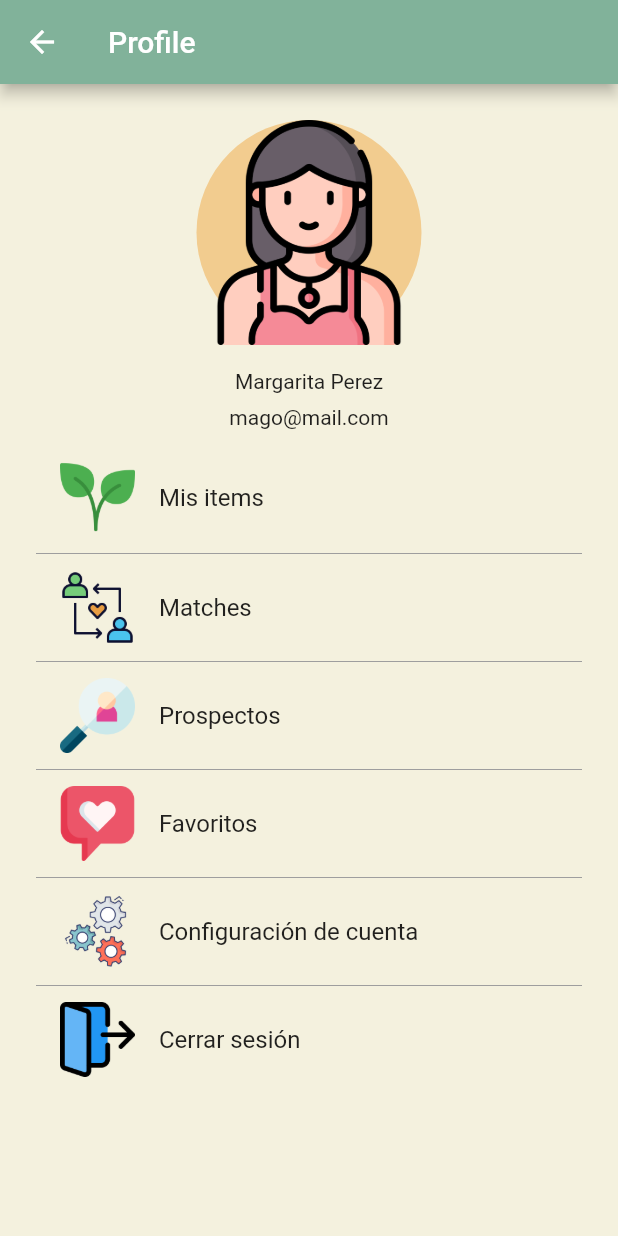
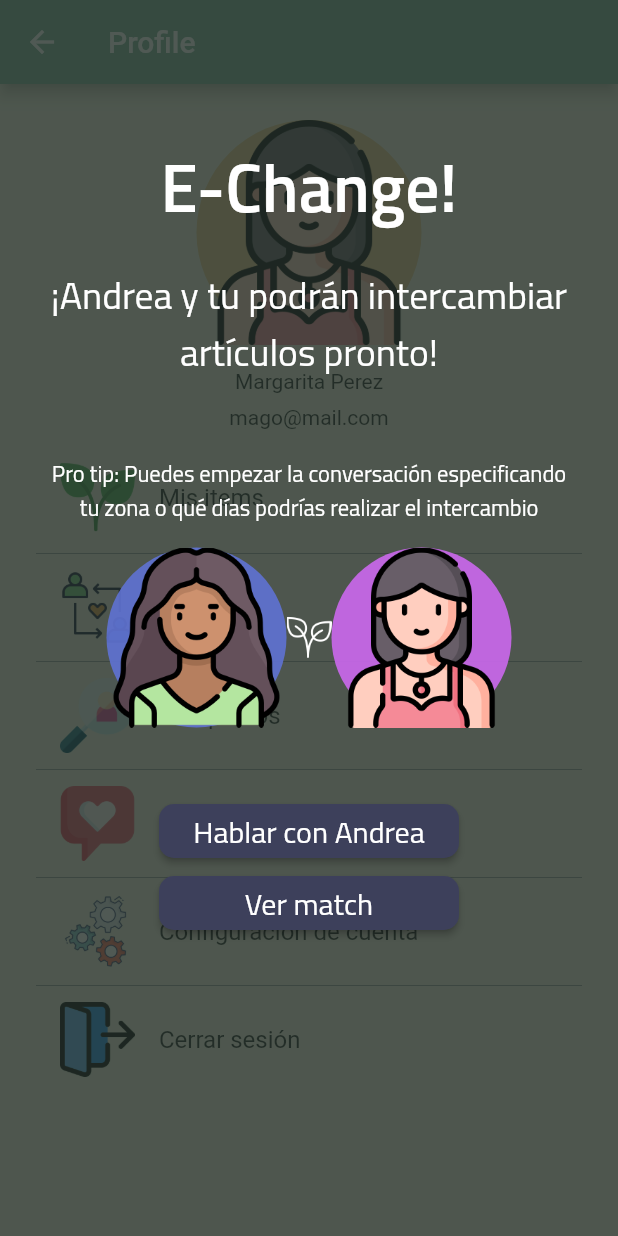
Before and after one commit to DarioAle/echange, a Flutter app: the Profile screen opened directly, after a tap on "Matches", on a phone screen of 412 x 824 dp. Run offline on Flutter 3.47's test engine with Material 2 defaults, Android fonts, the light colour scheme and no system bars; our stand-ins replace auth_buttons, splashscreen.

Commit message:
Adding match notification as cusom alert dialog

```diff
--- a/lib/main.dart
+++ b/lib/main.dart
@@ -19,21 +19,19 @@ class MyApp extends StatelessWidget {
                 headline1: TextStyle(fontFamily: "Titillium Web Semibold"))),
         // DEV-only
         // home: Home(),
-        home: MatchNotification()
-        // home: new SplashScreen(
-        //   seconds: 5,
-        //   title: Text(
-        //     "E-change!",
-        //     style: TextStyle(color: Colors.white, fontSize: 50),
-        //   ),
-        //   image: Image(
-        //     image: AssetImage('assets/images/plant.png'),
-        //     height: 200,
-        //   ),
-        //   navigateAfterSeconds: Identity(),
-        //   photoSize: 200,
-        //   backgroundColor: Color.fromRGBO(129, 178, 154, 1.0),
-        // )
-        );
+        home: new SplashScreen(
+          seconds: 5,
+          title: Text(
+            "E-change!",
+            style: TextStyle(color: Colors.white, fontSize: 50),
+          ),
+          image: Image(
+            image: AssetImage('assets/images/plant.png'),
+            height: 200,
+          ),
+          navigateAfterSeconds: Identity(),
+          photoSize: 200,
+          backgroundColor: Color.fromRGBO(129, 178, 154, 1.0),
+        ));
   }
 }
--- a/lib/match_notification.dart
+++ b/lib/match_notification.dart
@@ -12,27 +12,29 @@ class _MatchNotificationState extends State<MatchNotification> {
   Widget build(BuildContext context) {
     return Container(
       padding: EdgeInsets.only(top: 20, bottom: 20, left: 30, right: 30),
-      color: Colors.grey,
+      color: Color.fromRGBO(48, 64, 56, .6),
       child: Column(
         mainAxisSize: MainAxisSize.max,
         mainAxisAlignment: MainAxisAlignment.start,
         children: [
           SizedBox(
-            height: 100,
+            height: 70,
           ),
           Text("E-Change!",
+              textAlign: TextAlign.center,
               style: Theme.of(context).textTheme.headline1.copyWith(
                     color: Colors.white,
-                    fontSize: 40,
+                    fontSize: 45,
                   )),
           SizedBox(
             height: 20,
           ),
           Text(
-            "Andrea y tu podrán intercambiar artículos pronto",
+            "¡Andrea y tu podrán intercambiar artículos pronto!",
+            textAlign: TextAlign.center,
             style: Theme.of(context).textTheme.bodyText1.copyWith(
                   color: Colors.white,
-                  fontSize: 20,
+                  fontSize: 25,
                 ),
           ),
           SizedBox(
@@ -40,9 +42,68 @@ class _MatchNotificationState extends State<MatchNotification> {
           ),
           Text(
             "Pro tip: Puedes empezar la conversación especificando tu zona o qué días podrías realizar el intercambio",
+            textAlign: TextAlign.center,
             style: Theme.of(context).textTheme.bodyText1.copyWith(
                 color: Colors.white, fontSize: 15, fontWeight: FontWeight.w100),
           ),
+          Row(
+            mainAxisSize: MainAxisSize.min,
+            children: [
+              Container(
+                height: 150,
+                child: CircleAvatar(
+                  backgroundColor: Color.fromRGBO(95, 114, 211, .9),
+                  child: Image.asset("assets/images/woman2.png"),
+                  minRadius: 40,
+                  maxRadius: 60,
+                ),
+              ),
+              Image.asset(
+                "assets/images/plant.png",
+                height: 30,
+              ),
+              Container(
+                height: 150,
+                child: CircleAvatar(
+                  backgroundColor: Color.fromRGBO(203, 104, 238, .9),
+                  child: Image.asset("assets/images/woman.png"),
+                  minRadius: 40,
+                  maxRadius: 60,
+                ),
+              ),
+            ],
+          ),
+          SizedBox(
+            height: 30,
+          ),
+          MaterialButton(
+            color: Color.fromRGBO(61, 64, 91, 1),
+            minWidth: 200,
+            shape:
+                RoundedRectangleBorder(borderRadius: BorderRadius.circular(10)),
+            onPressed: () {},
+            child: Text(
+              "Hablar con Andrea",
+              style: Theme.of(context)
+                  .textTheme
+                  .bodyText1
+                  .copyWith(fontSize: 20, color: Colors.white),
+            ),
+          ),
+          MaterialButton(
+            color: Color.fromRGBO(61, 64, 91, 1),
+            minWidth: 200,
+            shape:
+                RoundedRectangleBorder(borderRadius: BorderRadius.circular(10)),
+            onPressed: () {},
+            child: Text(
+              "Ver match",
+              style: Theme.of(context)
+                  .textTheme
+                  .bodyText1
+                  .copyWith(fontSize: 20, color: Colors.white),
+            ),
+          )
         ],
       ),
     );
--- a/lib/menu/profile.dart
+++ b/lib/menu/profile.dart
@@ -1,3 +1,4 @@
+import 'package:echange/match_notification.dart';
 import 'package:flutter/material.dart';
 
 class Profile extends StatelessWidget {
@@ -57,7 +58,14 @@ class Profile extends StatelessWidget {
                     "assets/images/relationship.png",
                     height: 50,
                   ),
-                  onTap: () {},
+                  onTap: () {
+                    showGeneralDialog(
+                        context: context,
+                        pageBuilder: (BuildContext context, Animation animation,
+                            Animation secondAnimation) {
+                          return MatchNotification();
+                        });
+                  },
                 ),
                 Divider(
                   color: Colors.grey,
--- a/pubspec.yaml
+++ b/pubspec.yaml
@@ -68,6 +68,7 @@ flutter:
     - assets/images/heart.png
     - assets/images/trash.png
     - assets/images/woman.png
+    - assets/images/woman2.png
     - assets/images/plant_colored.png
     - assets/images/Prospects.png
     - assets/images/relationship.png
```
Also changed, not shown: assets/images/woman2.png (added).
